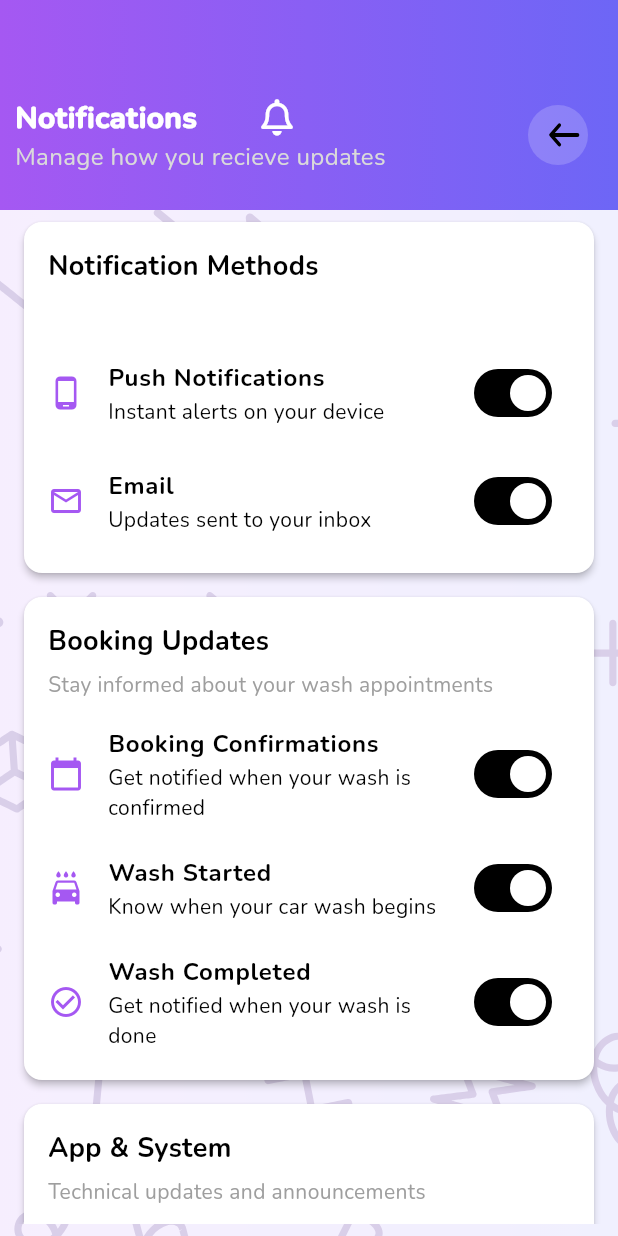
After one commit to josieforever/omeeo-wash, a Flutter app: the Notifications screen opened directly, on a phone screen of 412 x 824 dp. The commit adds this screen. Run offline on Flutter 3.47's test engine with Material 3 defaults, Android fonts, the phone set to English and light mode, and no system bars; our stand-ins replace cloud_firestore, firebase_auth, firebase_core, firebase_storage, font_awesome_flutter, google_maps_flutter and 4 more; accounts and stored records are empty; project files that could hold a hidden picture were left out.

Commit message:
init notification settings

```diff
--- /dev/null
+++ b/lib/pages/profile/notifications.dart
@@ -0,0 +1,272 @@
+import 'package:flutter/material.dart';
+import 'package:font_awesome_flutter/font_awesome_flutter.dart';
+import 'package:lottie/lottie.dart';
+import 'package:omeeowash/pages/profile/payment_methods.dart';
+import 'package:omeeowash/widgets.dart/colors.dart';
+import 'package:omeeowash/widgets.dart/responsiveness.dart';
+import 'package:omeeowash/widgets.dart/utility_widgets.dart';
+
+class Notifications extends StatefulWidget {
+  const Notifications({super.key});
+
+  @override
+  State<Notifications> createState() => _NotificationsState();
+}
+
+class _NotificationsState extends State<Notifications> {
+  @override
+  Widget build(BuildContext context) {
+    return Scaffold(
+      backgroundColor: const Color.fromARGB(255, 244, 248, 255),
+      body: Stack(
+        children: [
+          Container(
+            decoration: const BoxDecoration(
+              gradient: LinearGradient(
+                begin: Alignment.centerRight,
+                end: Alignment.centerLeft,
+                colors: [Color(0xFF6D66F6), Color(0xFFA558F2)],
+              ),
+            ),
+          ),
+          Positioned.fill(
+            child: Container(
+              height: MediaQuery.of(context).size.height * 0.9,
+              color: const Color.fromARGB(213, 255, 255, 255),
+            ),
+          ),
+          Positioned.fill(
+            child: Lottie.asset(
+              'assets/animations/background_animation_light.json',
+              fit: BoxFit.cover,
+            ),
+          ),
+          Positioned.fill(
+            child: Container(
+              height: MediaQuery.of(context).size.height * 0.9,
+              color: const Color.fromARGB(100, 255, 255, 255),
+            ),
+          ),
+
+          Column(
+            mainAxisSize: MainAxisSize.min,
+            children: [NotificationsTopBar(), NotificationSettingsPage()],
+          ),
+        ],
+      ),
+    );
+  }
+}
+
+class NotificationSettingsPage extends StatefulWidget {
+  const NotificationSettingsPage({super.key});
+
+  @override
+  State<NotificationSettingsPage> createState() =>
+      _NotificationSettingsPageState();
+}
+
+class _NotificationSettingsPageState extends State<NotificationSettingsPage> {
+  // Notification Methods
+  bool pushNotification = true;
+  bool emailNotification = true;
+
+  // Booking Updates
+  bool bookingConfirmed = true;
+  bool washStarted = true;
+  bool washCompleted = true;
+
+  // Payment Notifications
+  bool paymentConfirmation = true;
+  bool paymentIssues = true;
+
+  // Promotions and Rewards
+  bool promotionsAndOffers = true;
+  bool loyaltyPoints = true;
+
+  // App and System
+  bool appUpdates = true;
+
+  Widget _buildSwitchTile({
+    required IconData icon,
+    required String title,
+    required String subtitle,
+    required bool value,
+    required Function(bool) onChanged,
+    Color iconColor = AppColors.secondary,
+  }) {
+    return ListTile(
+      leading: Icon(icon, color: iconColor),
+      title: Text(title, style: TextStyle(fontWeight: FontWeight.bold)),
+      subtitle: Text(subtitle),
+      trailing: Switch(
+        value: value,
+        onChanged: onChanged,
+        activeColor: AppColors.white,
+        activeTrackColor: AppColors.black,
+        // trackColor: AppColors.white,
+        // trackColor: Colors.red,
+      ),
+    );
+  }
+
+  Widget _buildCard(String title, String subtitle, List<Widget> children) {
+    return Card(
+      margin: const EdgeInsets.symmetric(horizontal: 16, vertical: 8),
+      elevation: 2,
+      shape: RoundedRectangleBorder(borderRadius: BorderRadius.circular(12)),
+      child: Padding(
+        padding: const EdgeInsets.symmetric(vertical: 12),
+        child: Column(
+          crossAxisAlignment: CrossAxisAlignment.start,
+          children: [
+            Padding(
+              padding: const EdgeInsets.symmetric(horizontal: 16, vertical: 4),
+              child: Text(
+                title,
+                style: const TextStyle(
+                  fontSize: 18,
+                  fontWeight: FontWeight.bold,
+                  color: AppColors.black,
+                ),
+              ),
+            ),
+            Padding(
+              padding: const EdgeInsets.symmetric(horizontal: 16, vertical: 2),
+              child: Text(subtitle, style: const TextStyle(color: Colors.grey)),
+            ),
+            const SizedBox(height: 8),
+            ...children,
+          ],
+        ),
+      ),
+    );
+  }
+
+  @override
+  Widget build(BuildContext context) {
+    return SizedBox(
+      height: MediaQuery.of(context).size.height * 0.82,
+      child: ListView(
+        children: [
+          _buildCard("Notification Methods", "", [
+            _buildSwitchTile(
+              icon: Icons.phone_android,
+              title: "Push Notifications",
+              subtitle: "Instant alerts on your device",
+              value: pushNotification,
+              onChanged: (val) => setState(() => pushNotification = val),
+            ),
+            _buildSwitchTile(
+              icon: Icons.email_outlined,
+              title: "Email",
+              subtitle: "Updates sent to your inbox",
+              value: emailNotification,
+              onChanged: (val) => setState(() => emailNotification = val),
+            ),
+          ]),
+          _buildCard(
+            "Booking Updates",
+            "Stay informed about your wash appointments",
+            [
+              _buildSwitchTile(
+                icon: Icons.calendar_today,
+                title: "Booking Confirmations",
+                subtitle: "Get notified when your wash is confirmed",
+                value: bookingConfirmed,
+                onChanged: (val) => setState(() => bookingConfirmed = val),
+              ),
+              _buildSwitchTile(
+                icon: Icons.local_car_wash,
+                title: "Wash Started",
+                subtitle: "Know when your car wash begins",
+                value: washStarted,
+                onChanged: (val) => setState(() => washStarted = val),
+              ),
+              _buildSwitchTile(
+                icon: Icons.check_circle_outline,
+                title: "Wash Completed",
+                subtitle: "Get notified when your wash is done",
+                value: washCompleted,
+                onChanged: (val) => setState(() => washCompleted = val),
+              ),
+            ],
+          ),
+
+          _buildCard("App & System", "Technical updates and announcements", [
+            _buildSwitchTile(
+              icon: FontAwesomeIcons.phone,
+              title: "App Updates",
+              subtitle: "New features and improvements",
+              value: appUpdates,
+              onChanged: (val) => setState(() => appUpdates = val),
+            ),
+          ]),
+        ],
+      ),
+    );
+  }
+}
+
+class NotificationsTopBar extends StatelessWidget {
+  const NotificationsTopBar({super.key});
+  @override
+  Widget build(BuildContext context) {
+    return Container(
+      width: MediaQuery.of(context).size.width,
+      padding: EdgeInsets.all(10),
+      decoration: const BoxDecoration(
+        gradient: LinearGradient(
+          begin: Alignment.centerRight,
+          end: Alignment.centerLeft,
+          colors: [Color(0xFF6D66F6), Color(0xFFA558F2)],
+        ),
+      ),
+      child: Column(
+        children: [
+          const SizedBox(height: 50),
+          Row(
+            mainAxisAlignment: MainAxisAlignment.spaceBetween,
+            children: [
+              Column(
+                crossAxisAlignment: CrossAxisAlignment.start,
+                children: [
+                  Row(
+                    mainAxisAlignment: MainAxisAlignment.end,
+                    mainAxisSize: MainAxisSize.max,
+                    children: [
+                      CustomText(
+                        text: 'Notifications',
+                        textColor: Theme.of(
+                          context,
+                        ).textTheme.headlineLarge?.color,
+                        textSize: TextSizes.heading2,
+                        textWeight: FontWeight.w900,
+                      ),
+                      SizedBox(width: MediaQuery.of(context).size.width * 0.1),
+                      Icon(FontAwesomeIcons.bell, color: Colors.white),
+                    ],
+                  ),
+                  CustomText(
+                    text: 'Manage how you recieve updates',
+                    textColor: Theme.of(
+                      context,
+                    ).textTheme.headlineMedium?.color,
+                    textSize: TextSizes.subtitle2,
+                  ),
+                ],
+              ),
+              GoBack(
+                onPressed: () {
+                  Navigator.pop(context);
+                },
+              ),
+            ],
+          ),
+
+          const SizedBox(height: 10),
+        ],
+      ),
+    );
+  }
+}
--- a/lib/pages/profile/profile_screen.dart
+++ b/lib/pages/profile/profile_screen.dart
@@ -5,6 +5,7 @@ import 'package:flutter/material.dart';
 import 'package:font_awesome_flutter/font_awesome_flutter.dart';
 import 'package:omeeowash/authentication/login_screen.dart';
 import 'package:omeeowash/models/user_model.dart';
+import 'package:omeeowash/pages/profile/notifications.dart';
 import 'package:omeeowash/pages/profile/payment_methods.dart';
 import 'package:omeeowash/pages/profile/personal_information.dart';
 import 'package:omeeowash/providers/user_provider.dart';
@@ -133,10 +134,12 @@ class ProfileScreenTopBar extends StatelessWidget {
               CircleAvatar(
                 radius: 40,
                 backgroundColor: randomColor,
-                backgroundImage: (user.photoUrl.isNotEmpty)
+                backgroundImage:
+                    (user.photoUrl.isNotEmpty)
                         ? NetworkImage(user.photoUrl)
                         : null,
-                child: (user.photoUrl.isEmpty)
+                child:
+                    (user.photoUrl.isEmpty)
                         ? Text(
                           initials,
                           style: const TextStyle(
@@ -240,7 +243,12 @@ class ProfileScreenMiddleSection extends StatelessWidget {
               textWidget2: 'Push notifications & alerts',
               animation: 'assets/animations/notification.json',
               scale: 12,
-              onPressed: () {},
+              onPressed: () {
+                Navigator.push(
+                  context,
+                  MaterialPageRoute(builder: (_) => Notifications()),
+                );
+              },
               iconColor: Theme.of(context).colorScheme.primary,
               iconSize: IconSizes.medium,
             ),
--- a/pubspec.yaml
+++ b/pubspec.yaml
@@ -75,7 +75,7 @@ flutter_launcher_icons:
   image_path: "assets/logo.png" # fallback for older Android & iOS
   adaptive_icon_foreground: "assets/logo.png" # your logo with transparent background
   adaptive_icon_background: "#FFFFFF"
-  #flutter pub run flutter_launcher_icons:main
+# flutter pub run flutter_launcher_icons:main
 
 flutter_native_splash:
   color: "#000000"
@@ -84,4 +84,4 @@ flutter_native_splash:
     color: "#FFFFFF"
     image: assets/images/omeeo_wash_black_stripes.png
     icon_background_color: "#FFFFFF"
-    #flutter pub run flutter_native_splash:create
+# flutter pub run flutter_native_splash:create
```
Also changed, not shown: 1 other file. Lines whose indentation alone changed are shown as unchanged.
